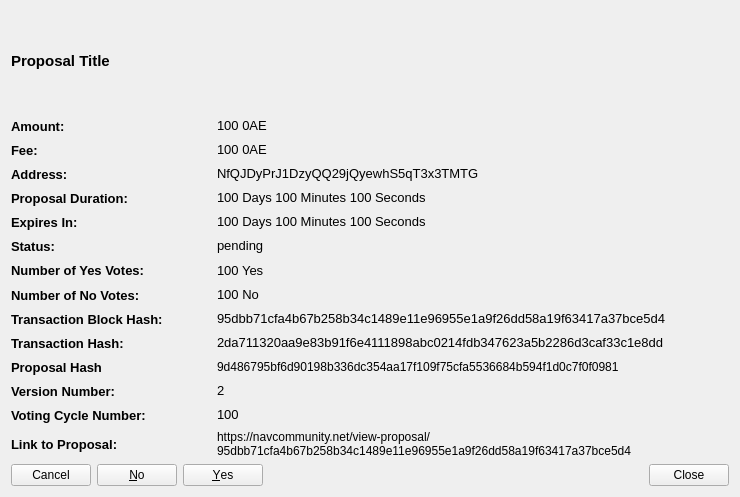
The window that src/qt/forms/communityfunddisplaydetailed.ui (Ankh-Trust/electrum-core) describes before a commit, drawn with Qt 5.
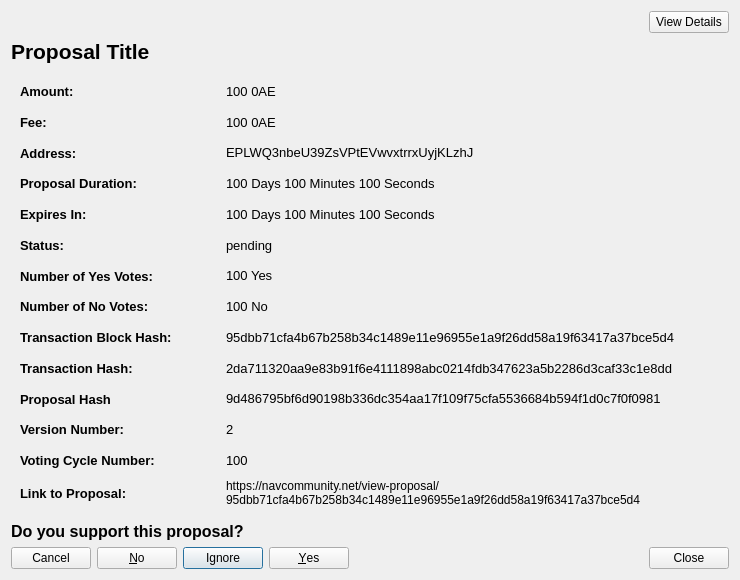
The same window after the commit.

What changed in the file:
```diff
--- a/src/qt/forms/communityfunddisplaydetailed.ui
+++ b/src/qt/forms/communityfunddisplaydetailed.ui
@@ -7,11 +7,11 @@
     <x>0</x>
     <y>0</y>
     <width>740</width>
-    <height>497</height>
+    <height>580</height>
    </rect>
   </property>
   <property name="sizePolicy">
-   <sizepolicy hsizetype="Preferred" vsizetype="Expanding">
+   <sizepolicy hsizetype="Preferred" vsizetype="MinimumExpanding">
     <horstretch>0</horstretch>
     <verstretch>0</verstretch>
    </sizepolicy>
@@ -19,17 +19,41 @@
   <property name="minimumSize">
    <size>
     <width>740</width>
-    <height>497</height>
+    <height>300</height>
    </size>
   </property>
   <property name="windowTitle">
    <string>Proposal Details</string>
   </property>
   <layout class="QVBoxLayout" name="verticalLayout_3">
+   <item>
+    <layout class="QHBoxLayout" name="horizontalLayout_2">
+     <item>
+      <spacer name="horizontalSpacer">
+       <property name="orientation">
+        <enum>Qt::Horizontal</enum>
+       </property>
+       <property name="sizeHint" stdset="0">
+        <size>
+         <width>40</width>
+         <height>20</height>
+        </size>
+       </property>
+      </spacer>
+     </item>
+     <item>
+      <widget class="QPushButton" name="detailsBtn">
+       <property name="text">
+        <string>View Details</string>
+       </property>
+      </widget>
+     </item>
+    </layout>
+   </item>
    <item>
     <widget class="QLabel" name="labelProposalTitle">
      <property name="sizePolicy">
-      <sizepolicy hsizetype="Preferred" vsizetype="Expanding">
+      <sizepolicy hsizetype="Preferred" vsizetype="Minimum">
        <horstretch>0</horstretch>
        <verstretch>0</verstretch>
       </sizepolicy>
@@ -37,12 +61,12 @@
      <property name="maximumSize">
       <size>
        <width>16777215</width>
-       <height>100</height>
+       <height>500</height>
       </size>
      </property>
      <property name="font">
       <font>
-       <pointsize>11</pointsize>
+       <pointsize>16</pointsize>
        <weight>75</weight>
        <bold>true</bold>
       </font>
@@ -59,7 +83,14 @@
     </widget>
    </item>
    <item>
-    <layout class="QVBoxLayout" name="verticalLayoutDetailedInfomation">
+    <widget class="QWidget" name="detailsWidget" native="true">
+     <property name="sizePolicy">
+      <sizepolicy hsizetype="Preferred" vsizetype="MinimumExpanding">
+       <horstretch>0</horstretch>
+       <verstretch>0</verstretch>
+      </sizepolicy>
+     </property>
+     <layout class="QVBoxLayout" name="verticalLayout_2">
      <item>
       <layout class="QHBoxLayout" name="horizontalLayoutAmount">
        <item>
@@ -195,7 +226,7 @@
           </font>
          </property>
          <property name="text">
-          <string>NfQJDyPrJ1DzyQQ29jQyewhS5qT3x3TMTG</string>
+           <string>EPLWQ3nbeU39ZsVPtEVwvxtrrxUyjKLzhJ</string>
          </property>
          <property name="textInteractionFlags">
           <set>Qt::TextSelectableByMouse</set>
@@ -579,6 +610,11 @@
        </item>
        <item>
         <widget class="QLabel" name="labelProposalHash">
+          <property name="font">
+           <font>
+            <pointsize>10</pointsize>
+           </font>
+          </property>
          <property name="text">
           <string>9d486795bf6d90198b336dc354aa17f109f75cfa5536684b594f1d0c7f0f0981</string>
          </property>
@@ -734,6 +770,23 @@
        </item>
       </layout>
      </item>
+     </layout>
+    </widget>
+   </item>
+   <item>
+    <widget class="QLabel" name="label">
+     <property name="font">
+      <font>
+       <pointsize>12</pointsize>
+       <weight>75</weight>
+       <bold>true</bold>
+      </font>
+     </property>
+     <property name="text">
+      <string>Do you support this proposal?</string>
+     </property>
+    </widget>
+   </item>
      <item>
       <layout class="QHBoxLayout" name="horizontalLayoutButtons">
        <item>
@@ -742,7 +795,7 @@
           <enum>Qt::RightToLeft</enum>
          </property>
          <property name="standardButtons">
-          <set>QDialogButtonBox::Cancel|QDialogButtonBox::No|QDialogButtonBox::Yes</set>
+        <set>QDialogButtonBox::Cancel|QDialogButtonBox::Ignore|QDialogButtonBox::No|QDialogButtonBox::Yes</set>
          </property>
         </widget>
        </item>
@@ -765,8 +818,6 @@
           <string>Close</string>
          </property>
         </widget>
-       </item>
-      </layout>
      </item>
     </layout>
    </item>
```
Lines whose indentation alone changed are shown as unchanged.
